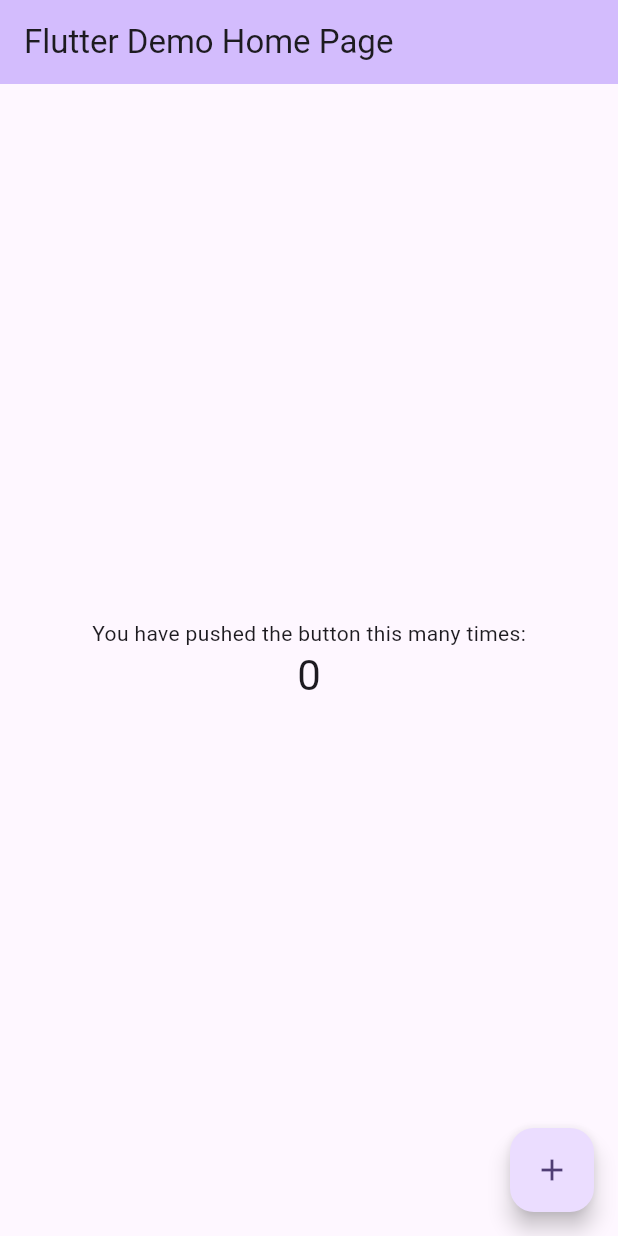
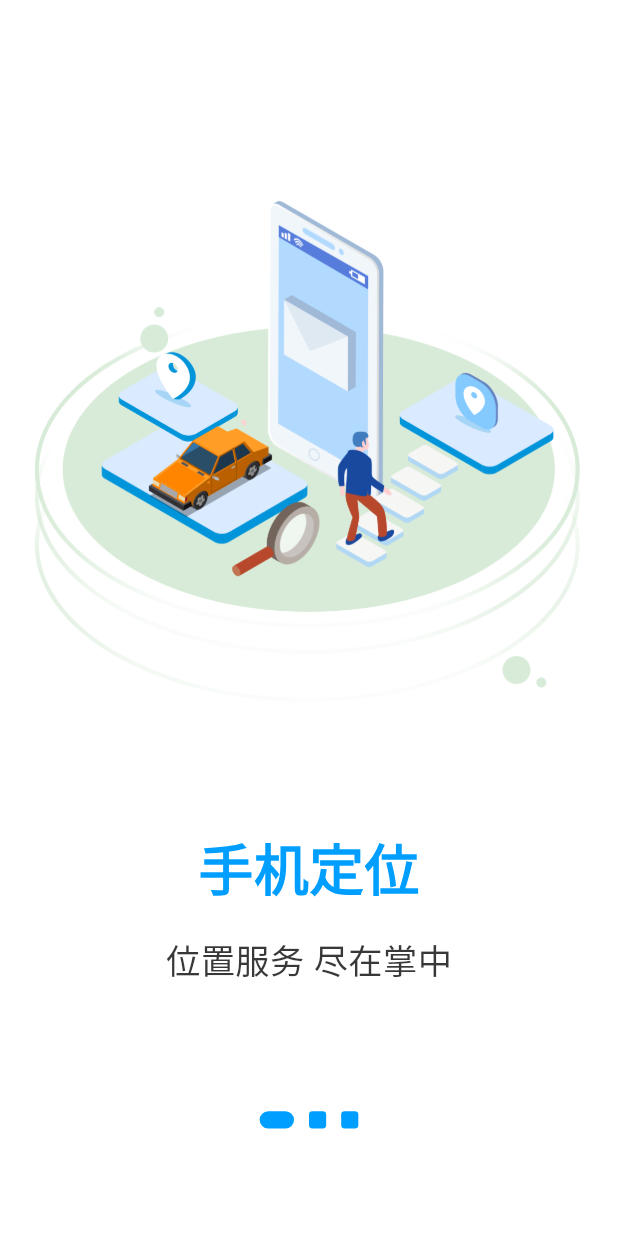
Before and after one commit to wisdom1314/jryk_flutter, a Flutter app: the screen it shows after launch, on a phone screen of 412 x 824 dp. Run offline on Flutter 3.47's test engine with Material 2 defaults, Android fonts, the phone set to English and light mode, and no system bars; our stand-ins replace dio, flutter_screenutil, fluttertoast, logger.

Commit message:
feat: 引导页

```diff
--- a/lib/common/app-image.dart
+++ b/lib/common/app-image.dart
@@ -4,4 +4,7 @@
   /// 登录页
   /// 登录界面的logo
   static final String assetsImgLoginLogo = 'assets/images/ic_login_logo.png';
+  static final String guideFrist = 'assets/images/guide_frist.png';
+  static final String guideSecond = 'assets/images/guide_second.png';
+  static final String guideThrid = 'assets/images/guide_thrid.png';
 }
--- a/lib/main.dart
+++ b/lib/main.dart
@@ -1,5 +1,6 @@
 import 'package:flutter/material.dart';
 import 'package:flutter_screenutil/flutter_screenutil.dart';
+import 'package:jryk_flutter/page/guide/guide-page.dart';
 
 void main() {
   runApp(const MyApp());
@@ -15,7 +16,7 @@
       splitScreenMode: true,
       builder: (context, child) {
         return MaterialApp(
-          title: 'Flutter Demo',
+          title: '聚瑞云控',
           theme: ThemeData(
             colorScheme: ColorScheme.fromSeed(seedColor: Colors.deepPurple),
             useMaterial3: true,
@@ -23,56 +24,7 @@
           home: child,
         );
       },
-      child: const MyHomePage(title: 'Flutter Demo Home Page'),
+      child: new GuidePage()
     );
   }
 }
-
-class MyHomePage extends StatefulWidget {
-  const MyHomePage({super.key, required this.title});
-
-  final String title;
-
-  @override
-  State<MyHomePage> createState() => _MyHomePageState();
-}
-
-class _MyHomePageState extends State<MyHomePage> {
-  int _counter = 0;
-
-  void _incrementCounter() {
-    setState(() {
-      _counter++;
-    });
-  }
-
-  @override
-  Widget build(BuildContext context) {
-
-    return Scaffold(
-      appBar: AppBar(
-        backgroundColor: Theme.of(context).colorScheme.inversePrimary,
-        title: Text(widget.title),
-      ),
-      body: Center(
-        child: Column(
-          mainAxisAlignment: MainAxisAlignment.center,
-          children: <Widget>[
-            const Text(
-              'You have pushed the button this many times:',
-            ),
-            Text(
-              '$_counter',
-              style: Theme.of(context).textTheme.headlineMedium,
-            ),
-          ],
-        ),
-      ),
-      floatingActionButton: FloatingActionButton(
-        onPressed: _incrementCounter,
-        tooltip: 'Increment',
-        child: const Icon(Icons.add),
-      ), // This trailing comma makes auto-formatting nicer for build methods.
-    );
-  }
-}
--- /dev/null
+++ b/lib/page/guide/guide-page.dart
@@ -0,0 +1,132 @@
+import 'package:flutter/material.dart';
+import 'package:flutter/rendering.dart';
+import 'package:jryk_flutter/common/app-image.dart';
+import 'package:jryk_flutter/common/app-color.dart';
+import 'package:jryk_flutter/util/screen.dart';
+import 'package:jryk_flutter/page/home/home.dart';
+import 'package:jryk_flutter/util/navigator.dart';
+
+class GuidePage extends StatefulWidget {
+  @override
+  _GuidePageState createState() {
+    return _GuidePageState();
+  }
+}
+
+class _GuidePageState extends State<GuidePage> {
+  int _currentPage = 0;
+  final PageController _pageController = PageController(initialPage: 0);
+
+
+  List<Widget> _pages = [
+    _buildPage("手机定位", "位置服务 尽在掌中", AppImages.guideFrist),
+    _buildPage("位置监控", "位置查看 实时定位", AppImages.guideSecond),
+    _buildPage("风控算法", "风险数据 随时掌握", AppImages.guideThrid),
+    HomePage()
+  ];
+
+  static Widget _buildPage(String text, String infoText, String backgroundImage) {
+    return Container(
+      color: Colors.white,
+      child: Stack(
+        children: [
+          Positioned.fill(
+            child: Image.asset(
+              backgroundImage, // 背景图资源路径
+              fit: BoxFit.fitWidth, // 图片填充方式，可根据需要调整
+            ),
+          ),
+          Positioned(child: Container(
+            height: 200,
+            child: Column(
+              crossAxisAlignment: CrossAxisAlignment.center,
+              mainAxisAlignment: MainAxisAlignment.center,
+              children: [
+                Row(
+                  mainAxisAlignment: MainAxisAlignment.center,
+                  children: [
+                    Text(text, style: TextStyle( fontSize: Screen.sp(32), fontWeight: FontWeight.bold, color: AppColors.color_009eff ),)
+                  ],
+                ),
+                SizedBox(height: 20),
+                Row(
+                  mainAxisAlignment: MainAxisAlignment.center,
+                  children: [
+                    Text(infoText, style: TextStyle( fontSize: Screen.sp(20), fontWeight: FontWeight.w500, color: AppColors.color_383838 ),)
+                  ],
+                )
+              ],
+            ),
+          ), bottom: Screen.indicatorH + Screen.h(100), left: 0, right: 0,)
+        ],
+      ),
+    );
+  }
+
+
+  @override
+  void initState() {
+    super.initState();
+    _pageController.addListener(() {
+      if (_pageController.page == _pages.length - 1
+          && _pageController.position.userScrollDirection == ScrollDirection.reverse) {
+        NavigatorUtil.noAnimatePushReplacement(context, HomePage());
+      }
+    });
+  }
+
+  @override
+  void dispose() {
+    _pageController.dispose();
+    super.dispose();
+  }
+
+  @override
+  Widget build(BuildContext context) {
+    // TODO: implement build
+    return Scaffold(
+      body: Stack(
+        children: [
+          PageView.builder(
+            controller: _pageController,
+            itemCount: _pages.length,
+            onPageChanged: (index) {
+              setState(() {
+                _currentPage = index;
+              });
+            },
+            itemBuilder: (context, index) {
+              return _pages[index];
+            },
+          ),
+          Positioned(
+            bottom: Screen.indicatorH + Screen.h(60),
+            left: 0,
+            right: 0,
+            child: Row(
+              mainAxisAlignment: MainAxisAlignment.center,
+              children: _buildPageIndicator(),
+            ),
+          ),
+        ],
+      ),
+    );
+  }
+
+  List<Widget> _buildPageIndicator() {
+    List<Widget> list = [];
+    for (int i = 0; i < _pages.length-1; i++) {
+      list.add(Container(
+        width: _currentPage == i? Screen.w(20): Screen.w(10),
+        height: Screen.w(10),
+        margin: EdgeInsets.symmetric(horizontal: 5),
+        decoration: BoxDecoration(
+          borderRadius: _currentPage == i? BorderRadius.circular(Screen.w(5)): BorderRadius.circular(Screen.w(2)),
+          color: AppColors.color_009eff,
+        ),
+      ));
+    }
+    return list;
+  }
+
+}
--- a/lib/home.dart
+++ b/lib/page/home/home.dart
@@ -22,8 +22,9 @@
   @override
   Widget build(BuildContext context) {
     // TODO: implement build
-    return Center(
-
+    return Container(
+      color: Colors.white,
+      child: Text('sdsdsd'),
     );
   }
 }
--- /dev/null
+++ b/lib/util/navigator-route.dart
@@ -0,0 +1,35 @@
+import 'package:flutter/cupertino.dart';
+
+class NavigatorRoute extends PageRouteBuilder {
+  final WidgetBuilder builder;
+
+  NavigatorRoute({
+    required this.builder,
+  })  : assert(builder != null),
+        super(
+            // 设置过度时间
+            transitionDuration: Duration(microseconds: 1),
+            // 构造器
+            pageBuilder: (
+              // 上下文和动画
+              BuildContext context,
+              Animation<double> animaton1,
+              Animation<double> animaton2,
+            ) {
+              return builder(context);
+            },
+            transitionsBuilder: (
+              BuildContext context,
+              Animation<double> animaton1,
+              Animation<double> animaton2,
+              Widget child,
+            ) {
+              return FadeTransition(
+                opacity: Tween(begin: 0.0, end: 1.0).animate(CurvedAnimation(
+                  parent: animaton1,
+                  curve: Curves.easeInOutBack,
+                )),
+                child: child,
+              );
+            });
+}
--- /dev/null
+++ b/lib/util/screen.dart
@@ -0,0 +1,34 @@
+import 'package:flutter_screenutil/flutter_screenutil.dart';
+
+/// 屏幕尺寸适配器
+class Screen {
+  Screen._();
+
+  /// 根据屏幕宽度适配
+  static double w(double width) {
+    return ScreenUtil().setWidth(width);
+  }
+
+  /// 根据屏幕高度适配
+  static double h(double height) {
+    return ScreenUtil().setHeight(height);
+  }
+
+  /// 设置字体大小
+  static double sp(double fontSize) {
+    return ScreenUtil().setSp(fontSize);
+  }
+
+  static double get screenW {
+    return ScreenUtil().screenWidth;
+  }
+
+  static double get screenH {
+    return ScreenUtil().screenHeight;
+  }
+
+  static double get indicatorH {
+    return ScreenUtil().bottomBarHeight;
+  }
+
+}
--- a/pubspec.yaml
+++ b/pubspec.yaml
@@ -67,6 +67,9 @@
   # To add assets to your application, add an assets section, like this:
   assets:
     - assets/images/ic_login_logo.png
+    - assets/images/guide_frist.png
+    - assets/images/guide_second.png
+    - assets/images/guide_thrid.png
 
 
   # An image asset can refer to one or more resolution-specific "variants", see
```
Also changed, not shown: lib/common/app-color.dart (+2 -27 lines), lib/util/navigator.dart (added, +57 -0 lines), assets/images/guide_frist.png (added), assets/images/guide_second.png (added), assets/images/guide_thrid.png (added), pubspec.lock, 1 other file.
